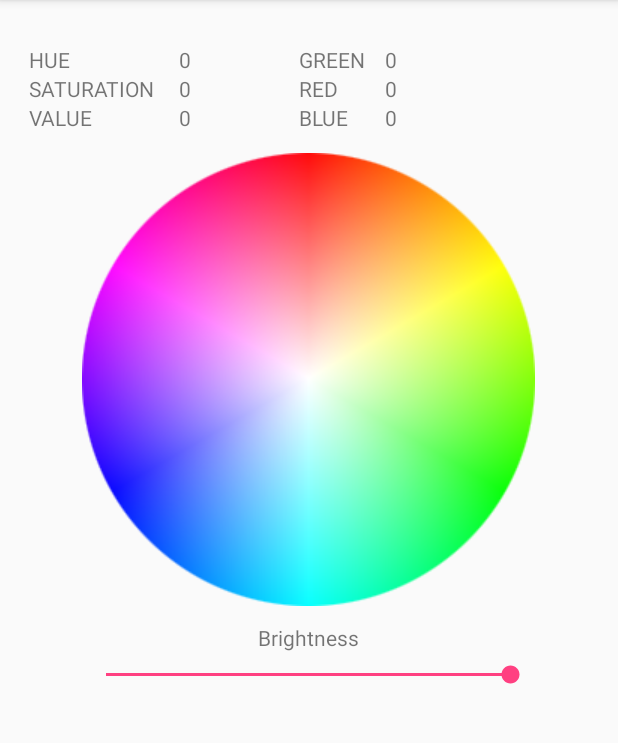
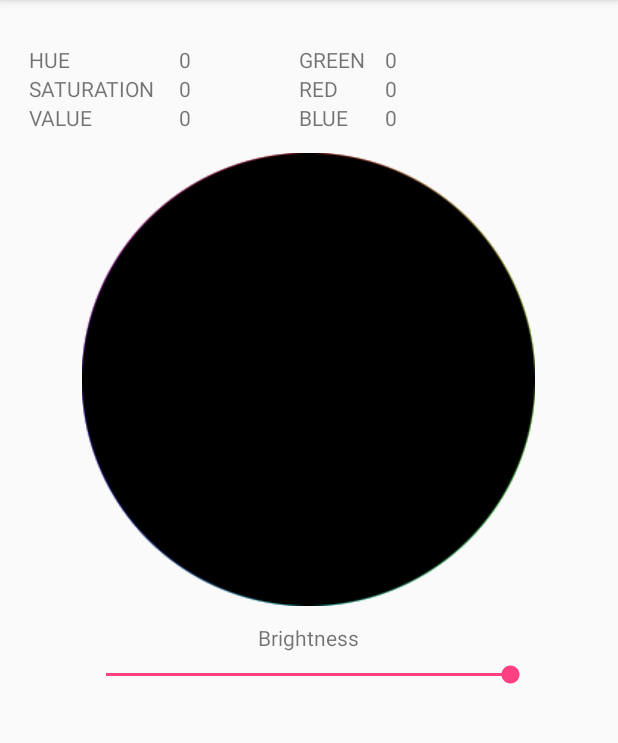
Before and after one commit to qbabor4/cloudControl, an Android app: the screen it shows after launch (MainActivity), on a phone screen of 412 x 824 dp, the part 84-827 px from its top. Run offline under Robolectric (Android 15) with nearby library versions, the phone set to English and light mode, and no system bars.

Commit message:
dark ellipse

```diff
--- a/app/build.gradle
+++ b/app/build.gradle
@@ -16,6 +16,10 @@ android {
             minifyEnabled false
             proguardFiles getDefaultProguardFile('proguard-android.txt'), 'proguard-rules.pro'
         }
+        debug {
+            debuggable true
+        }
+
     }
 }
 
--- a/app/src/main/java/com/example/cloud/cloudcontrol/MainActivity.java
+++ b/app/src/main/java/com/example/cloud/cloudcontrol/MainActivity.java
@@ -6,6 +6,7 @@ import android.view.MotionEvent;
 import android.view.View;
 import android.widget.Button;
 import android.widget.ImageView;
+import android.widget.SeekBar;
 import android.widget.TextView;
 
 public class MainActivity extends AppCompatActivity {
@@ -15,7 +16,9 @@ public class MainActivity extends AppCompatActivity {
         - podlaczyc komorke
         - string resource zamias na sztywno 0 w textView
         - skalowac zdjecie ( match_parent? ) do ekranu, zeby było jak najwieksze
-        - moze slider na ekranie ( mniejsze rozdzielczosci ucinaja
+        - moze slider w dół na ekranie ( mniejsze rozdzielczosci ucinaja
+        - elipsa rysowana, nie z pliku
+        - druga elipsa w rogu, do pokazania koloru wybranego
      */
     private int num = 0;
     public int hsv = 0;
@@ -32,6 +35,7 @@ public class MainActivity extends AppCompatActivity {
         setContentView(R.layout.activity_main);
 
         hsvCircleImageOnClick();
+        onSeekBarChange();
     }
 
     private void changeTextViewText(){ // jaki id i na jaki text argumenty
@@ -60,4 +64,25 @@ public class MainActivity extends AppCompatActivity {
             }
         });
     }
+
+    private void onSeekBarChange(){
+        final SeekBar seekBar = (SeekBar) findViewById(R.id.seekBar1);
+        seekBar.setOnSeekBarChangeListener(new SeekBar.OnSeekBarChangeListener() {
+            @Override
+            public void onProgressChanged(SeekBar seekBar, int progress, boolean fromUser) {
+                final TextView valueTextView = (TextView) findViewById(R.id.textView8);
+
+            }
+
+            @Override
+            public void onStartTrackingTouch(SeekBar seekBar) {
+
+            }
+
+            @Override
+            public void onStopTrackingTouch(SeekBar seekBar) {
+
+            }
+        });
+    }
 }
--- a/app/src/main/res/layout/activity_main.xml
+++ b/app/src/main/res/layout/activity_main.xml
@@ -145,7 +145,7 @@
         android:layout_centerHorizontal="true" />
 
     <SeekBar
-        android:id="@+id/seekBar2"
+        android:id="@+id/seekBar1"
         android:layout_width="wrap_content"
         android:layout_height="30dp"
         android:layout_alignEnd="@+id/hsvCircleImage"
@@ -153,9 +153,19 @@
         android:layout_alignRight="@+id/hsvCircleImage"
         android:layout_alignStart="@+id/hsvCircleImage"
         android:layout_below="@+id/textView16"
+        android:contextClickable="false"
         android:max="@integer/maxSliderValue"
         android:progress="@integer/sliderProgress"
         android:visibility="visible" />
 
+    <ImageView
+        android:id="@+id/imageView"
+        android:layout_width="wrap_content"
+        android:layout_height="wrap_content"
+        android:layout_alignLeft="@+id/hsvCircleImage"
+        android:layout_alignStart="@+id/hsvCircleImage"
+        android:layout_alignTop="@+id/hsvCircleImage"
+        app:srcCompat="@drawable/hsv_circle_fit_overlay" />
+
 
 </RelativeLayout>
```
Also changed, not shown: app/src/main/res/drawable/hsv_circle_fit_overlay.png (added).
